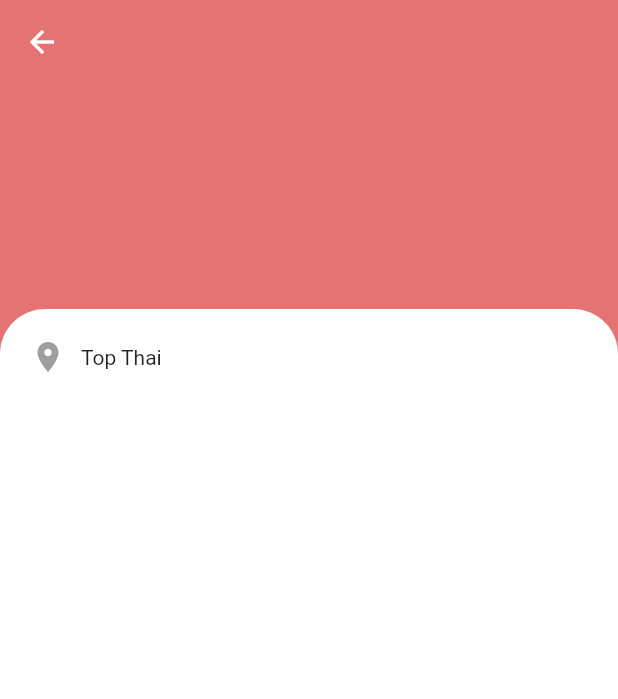
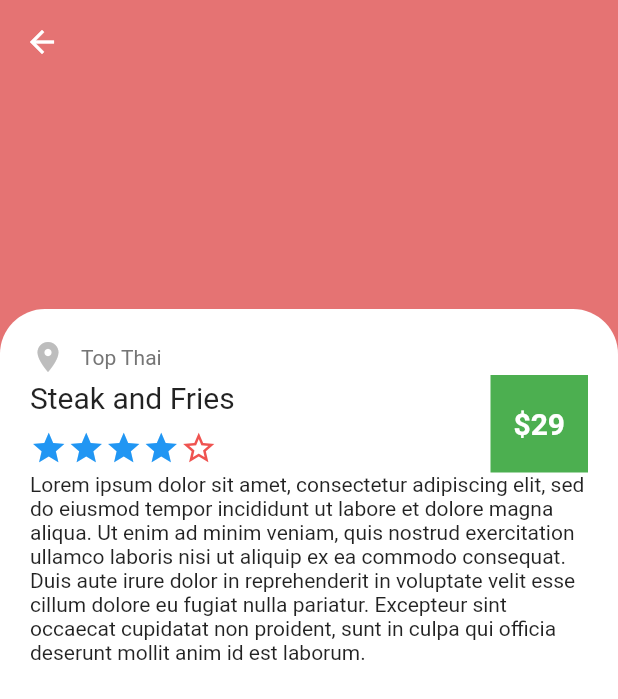
Before and after one commit to RadhyyahHossain/HalalApp, a Flutter app: the DetailsScreen screen opened by its route, on a phone screen of 412 x 824 dp. Shown: the top 699 px of the screen. Run offline on Flutter 3.47's test engine with Material 2 defaults, Android fonts, the phone set to English and light mode, and no system bars; drawn by our look-alikes of smooth_star_rating; our stand-ins replace firebase_auth, firebase_core; accounts and stored records are empty.

Commit message:
added on details page

```diff
--- a/lib/screens/details_page.dart
+++ b/lib/screens/details_page.dart
@@ -1,6 +1,9 @@
+// ignore_for_file: import_of_legacy_library_into_null_safe
+
 import 'package:flutter/material.dart';
 import 'package:halalapp/constants.dart';
 import 'package:halalapp/screens/home_page.dart';
+import 'package:smooth_star_rating/smooth_star_rating.dart';
 
 class DetailsScreen extends StatelessWidget {
   const DetailsScreen({super.key});
@@ -37,16 +40,46 @@
               ),
               child: Column(
                 children: <Widget>[
+                  shopName(name: "Top Thai"),
                   Row(
                     children: <Widget>[
-                      Icon(
-                        Icons.location_on,
-                        color: Colors.grey[500],
+                      Expanded(
+                        child: Column(
+                          crossAxisAlignment: CrossAxisAlignment.start,
+                          children: <Widget>[
+                            Text(
+                              "Steak and Fries",
+                              style: TextStyle(
+                                fontSize: 20,
+                              ),
+                            ),
+                            SizedBox(height: 10),
+                            SmoothStarRating(
+                              borderColor: kPrimaryColor,
+                              rating: 4,
+                            ),
+                          ],
+                        ),
                       ),
-                      SizedBox(width: 10),
-                      Text("Top Thai"),
+                      Container(
+                        alignment: Alignment.center,
+                        padding: EdgeInsets.symmetric(vertical: 15),
+                        height: 65,
+                        width: 65,
+                        color: Colors.green,
+                        child: Text(
+                          "\$29",
+                          style: TextStyle(
+                            color: Colors.white,
+                            fontWeight: FontWeight.bold,
+                            fontSize: 20,
+                          ),
+                        ),
+                      ),
                     ],
                   ),
+                  Text(
+                      "Lorem ipsum dolor sit amet, consectetur adipiscing elit, sed do eiusmod tempor incididunt ut labore et dolore magna aliqua. Ut enim ad minim veniam, quis nostrud exercitation ullamco laboris nisi ut aliquip ex ea commodo consequat. Duis aute irure dolor in reprehenderit in voluptate velit esse cillum dolore eu fugiat nulla pariatur. Excepteur sint occaecat cupidatat non proident, sunt in culpa qui officia deserunt mollit anim id est laborum."),
                 ],
               ),
             ),
@@ -55,4 +88,22 @@
       ),
     );
   }
+
+  Row shopName({required String name}) {
+    return Row(
+      children: <Widget>[
+        Icon(
+          Icons.location_on,
+          color: Colors.grey[400],
+        ),
+        SizedBox(width: 10),
+        Text(
+          name,
+          style: TextStyle(
+            color: Colors.grey[600],
+          ),
+        ),
+      ],
+    );
+  }
 }
--- a/pubspec.yaml
+++ b/pubspec.yaml
@@ -40,6 +40,7 @@
   firebase_core: ^2.4.1
   firebase_auth: ^4.2.5
   custom_sliding_segmented_control: ^1.7.3
+  smooth_star_rating: ^1.0.4
 
 dev_dependencies:
   flutter_test:
```
Also changed, not shown: pubspec.lock.
